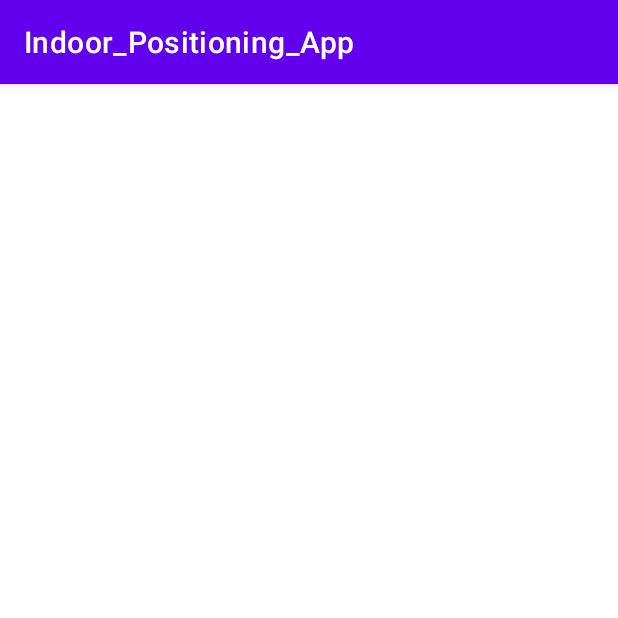
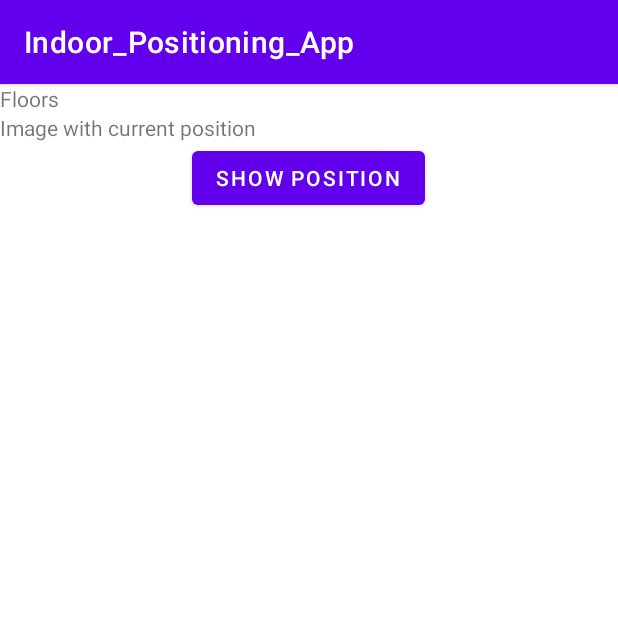
Before and after one commit to JCUKI/Shelly-Christmas-Challenge, an Android app: the screen it shows after launch (MainActivity), on a phone screen of 412 x 824 dp, the top half of it. Run offline under Robolectric (Android 15) with nearby library versions, the phone set to English and light mode, and no system bars.

Commit message:
+Add simple UI

```diff
--- a/Indoor_positioning_app/app/src/main/res/layout/activity_main.xml
+++ b/Indoor_positioning_app/app/src/main/res/layout/activity_main.xml
@@ -6,4 +6,32 @@
     android:layout_height="match_parent"
     tools:context=".MainActivity">
 
+    <TableLayout
+        android:layout_width="match_parent"
+        android:layout_height="match_parent">
+        <TableRow
+            android:layout_width="match_parent"
+            android:layout_height="match_parent">
+        <TextView
+            android:text="Floors"/>
+        </TableRow>
+        <TableRow
+            android:layout_width="match_parent"
+            android:layout_height="match_parent">
+            <TextView
+                android:text="Image with current position"/>
+        </TableRow>
+
+        <TableRow
+            android:layout_width="wrap_content"
+            android:layout_height="wrap_content"
+            android:layout_gravity="center"
+            android:gravity="center_horizontal|center_vertical">
+            <Button
+                android:layout_width="wrap_content"
+                android:layout_height="wrap_content"
+                android:layout_gravity="center|center_horizontal"
+                android:text="Show position"></Button>
+        </TableRow>
+    </TableLayout>
 </androidx.constraintlayout.widget.ConstraintLayout>
```
